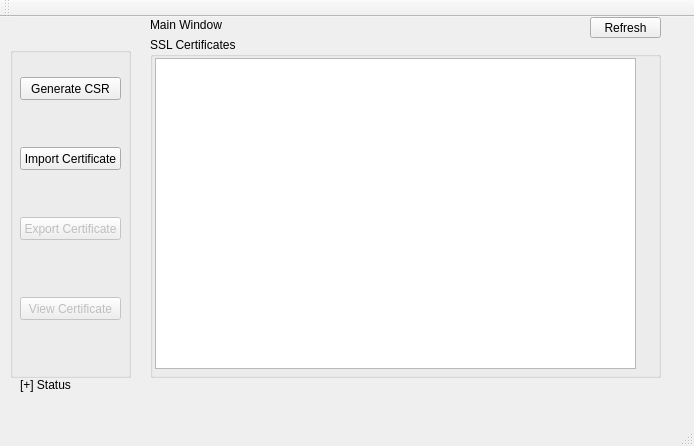
First picture: the form in mainwindow.ui, repository stacywaturi/Design1, before the edit.
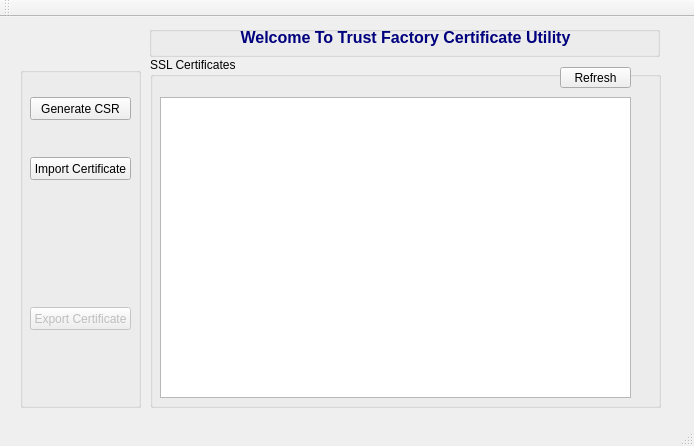
Second picture: the form after the edit.

```diff
--- a/mainwindow.ui
+++ b/mainwindow.ui
@@ -24,22 +24,35 @@
     <property name="geometry">
      <rect>
       <x>150</x>
-      <y>0</y>
-      <width>111</width>
-      <height>16</height>
+      <y>10</y>
+      <width>511</width>
+      <height>21</height>
      </rect>
     </property>
+    <property name="font">
+     <font>
+      <family>MS Shell Dlg 2</family>
+      <pointsize>11</pointsize>
+      <weight>75</weight>
+      <italic>false</italic>
+      <bold>true</bold>
+     </font>
+    </property>
     <property name="text">
-     <string>Main Window</string>
+     <string>&lt;!DOCTYPE HTML PUBLIC &quot;-//W3C//DTD HTML 4.0//EN&quot; &quot;http://www.w3.org/TR/REC-html40/strict.dtd&quot;&gt;
+&lt;html&gt;&lt;head&gt;&lt;meta name=&quot;qrichtext&quot; content=&quot;1&quot; /&gt;&lt;style type=&quot;text/css&quot;&gt;
+p, li { white-space: pre-wrap; }
+&lt;/style&gt;&lt;/head&gt;&lt;body style=&quot; font-family:'MS Shell Dlg 2'; font-size:11pt; font-weight:600; font-style:normal;&quot;&gt;
+&lt;p align=&quot;center&quot; style=&quot; margin-top:0px; margin-bottom:0px; margin-left:0px; margin-right:0px; -qt-block-indent:0; text-indent:0px;&quot;&gt;&lt;span style=&quot; font-size:12pt; color:#00007f;&quot;&gt;Welcome To Trust Factory Certificate Utility&lt;/span&gt;&lt;/p&gt;&lt;/body&gt;&lt;/html&gt;</string>
     </property>
    </widget>
    <widget class="QGroupBox" name="groupBox">
     <property name="geometry">
      <rect>
-      <x>10</x>
-      <y>30</y>
+      <x>20</x>
+      <y>50</y>
       <width>121</width>
-      <height>331</height>
+      <height>341</height>
      </rect>
     </property>
     <property name="title">
@@ -62,7 +75,7 @@
      <property name="geometry">
       <rect>
        <x>10</x>
-       <y>100</y>
+       <y>90</y>
        <width>101</width>
        <height>23</height>
       </rect>
@@ -78,7 +91,7 @@
      <property name="geometry">
       <rect>
        <x>10</x>
-       <y>170</y>
+       <y>240</y>
        <width>101</width>
        <height>23</height>
       </rect>
@@ -87,30 +100,14 @@
       <string>Export Certificate</string>
      </property>
     </widget>
-    <widget class="QPushButton" name="viewCertBtn">
-     <property name="enabled">
-      <bool>false</bool>
-     </property>
-     <property name="geometry">
-      <rect>
-       <x>10</x>
-       <y>250</y>
-       <width>101</width>
-       <height>23</height>
-      </rect>
-     </property>
-     <property name="text">
-      <string>View Certificate</string>
-     </property>
-    </widget>
    </widget>
    <widget class="QGroupBox" name="groupBox_2">
     <property name="geometry">
      <rect>
       <x>150</x>
-      <y>20</y>
+      <y>40</y>
       <width>511</width>
-      <height>341</height>
+      <height>351</height>
      </rect>
     </property>
     <property name="title">
@@ -119,52 +116,54 @@
     <widget class="QTableView" name="tableView">
      <property name="geometry">
       <rect>
-       <x>5</x>
-       <y>21</y>
-       <width>481</width>
-       <height>311</height>
+       <x>10</x>
+       <y>40</y>
+       <width>471</width>
+       <height>301</height>
       </rect>
      </property>
      <property name="selectionMode">
       <enum>QAbstractItemView::SingleSelection</enum>
      </property>
     </widget>
-    <widget class="QWidget" name="horizontalLayoutWidget">
+    <widget class="QPushButton" name="refreshBtn">
      <property name="geometry">
       <rect>
-       <x>40</x>
-       <y>70</y>
-       <width>160</width>
-       <height>80</height>
+       <x>410</x>
+       <y>10</y>
+       <width>71</width>
+       <height>21</height>
       </rect>
      </property>
-     <layout class="QHBoxLayout" name="horizontalLayout"/>
+     <property name="text">
+      <string>Refresh</string>
+     </property>
     </widget>
    </widget>
    <widget class="QLabel" name="label2">
     <property name="geometry">
      <rect>
-      <x>20</x>
-      <y>360</y>
-      <width>101</width>
-      <height>16</height>
-     </rect>
-    </property>
-    <property name="text">
-     <string>[+] Status</string>
-    </property>
-   </widget>
-   <widget class="QPushButton" name="refreshBtn">
-    <property name="geometry">
-     <rect>
-      <x>590</x>
+      <x>50</x>
       <y>0</y>
-      <width>71</width>
-      <height>21</height>
+      <width>61</width>
+      <height>61</height>
      </rect>
     </property>
     <property name="text">
-     <string>Refresh</string>
+     <string/>
+    </property>
+   </widget>
+   <widget class="QGroupBox" name="groupBox_3">
+    <property name="geometry">
+     <rect>
+      <x>149</x>
+      <y>9</y>
+      <width>511</width>
+      <height>31</height>
+     </rect>
+    </property>
+    <property name="title">
+     <string/>
     </property>
    </widget>
   </widget>
```
Left out of the diff: 5 changed lines with no effect on the pictures.
